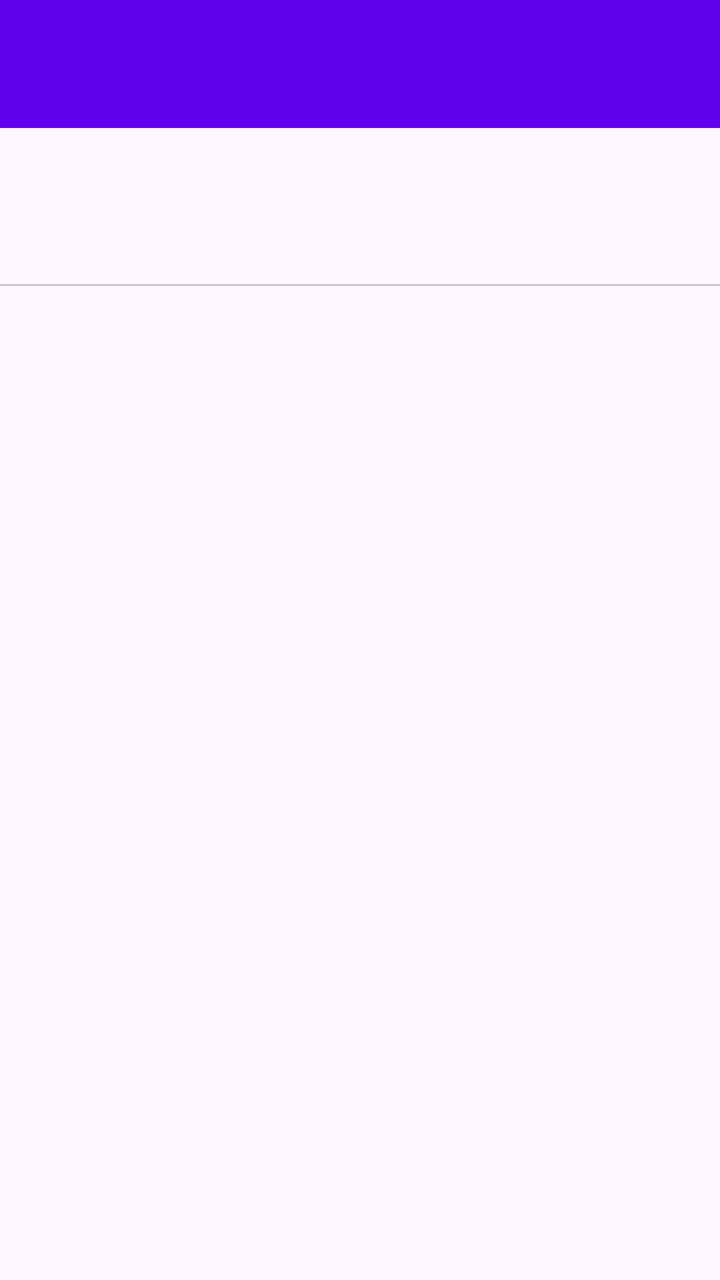
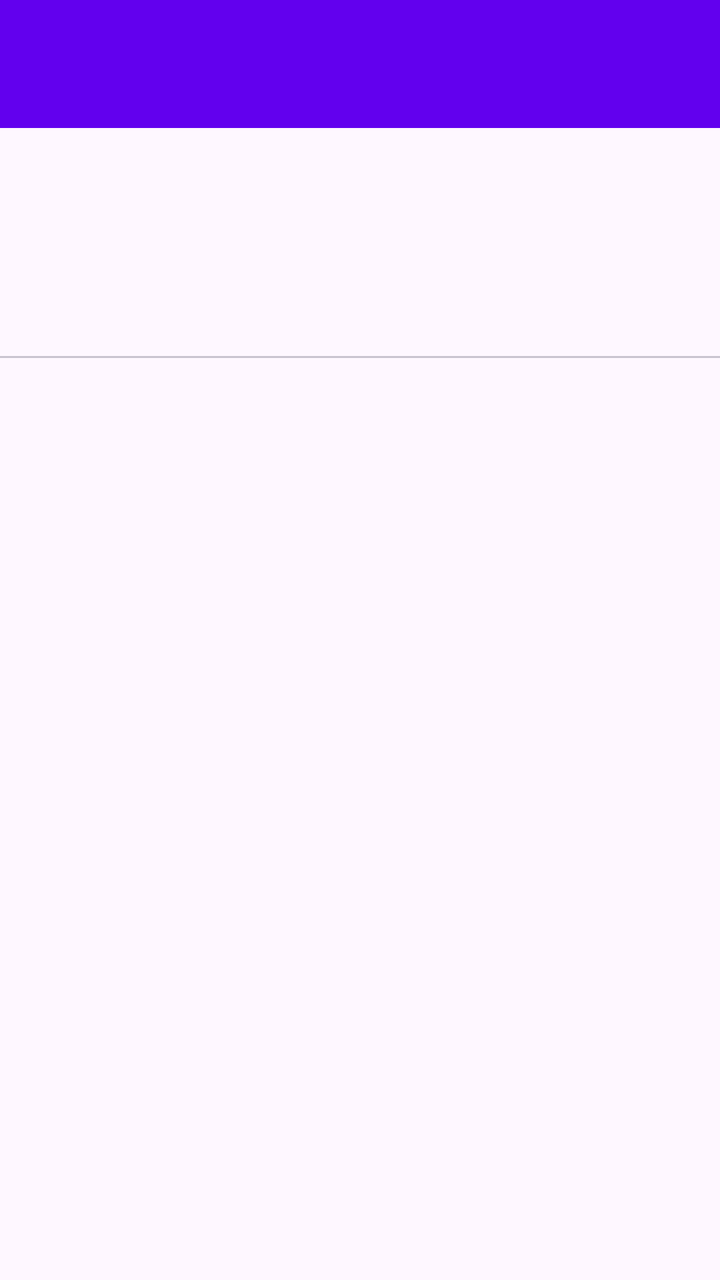

Screens rendered from an Android XML layout before and after an edit, with the pre-edit source and the edit as a unified diff.
<!-- AndroidManifest.xml: application theme Theme.RFIDAndroid -->
<!-- res/layout/activity_main.xml -->
<LinearLayout xmlns:android="http://schemas.android.com/apk/res/android"
    android:orientation="vertical"
    android:layout_width="match_parent"
    android:layout_height="match_parent">

    <androidx.appcompat.widget.Toolbar
        android:id="@+id/toolbar"
        android:layout_width="match_parent"
        android:layout_height="wrap_content"
        android:background="?attr/colorPrimary"
        android:theme="@style/ThemeOverlay.AppCompat.Dark.ActionBar"/>

    
    <TextView
        android:id="@+id/txtSincronizacao"
        android:layout_width="match_parent"
        android:layout_height="wrap_content"
        android:background="#FFF3E0"
        android:padding="8dp"
        android:textColor="#E65100"
        android:textStyle="bold"
        android:visibility="gone"/>

    
    <TextView
        android:id="@+id/txtContadores"
        android:layout_width="match_parent"
        android:layout_height="wrap_content"
        android:gravity="center"
        android:paddingTop="6dp"
        android:paddingBottom="6dp"
        android:textStyle="bold"/>

    <com.google.android.material.tabs.TabLayout
        android:id="@+id/tabs"
        android:layout_width="match_parent"
        android:layout_height="wrap_content"/>

    <androidx.viewpager2.widget.ViewPager2
        android:id="@+id/pager"
        android:layout_width="match_parent"
        android:layout_height="match_parent"/>

</LinearLayout>
<!-- resources referenced by this layout -->
<resources>
  <style name="Theme.RFIDAndroid" parent="Theme.Material3.DayNight.NoActionBar">
  
      
          <item name="colorPrimary">@color/purple_500</item>
          <item name="colorPrimaryVariant">@color/purple_700</item>
          <item name="colorOnPrimary">@color/white</item>
          
          <item name="colorSecondary">@color/teal_200</item>
          <item name="colorSecondaryVariant">@color/teal_700</item>
          <item name="colorOnSecondary">@color/black</item>
          
          <item name="android:statusBarColor">?attr/colorPrimaryVariant</item>
          
      </style>
  <color name="purple_500">#FF6200EE</color>
  <color name="purple_700">#FF3700B3</color>
  <color name="white">#FFFFFFFF</color>
  <color name="teal_200">#FF03DAC5</color>
  <color name="teal_700">#FF018786</color>
  <color name="black">#FF000000</color>
</resources>

<!-- the commit's change to res/layout/activity_main.xml (unified diff, before → after) -->
@@ -9,6 +9,8 @@
         android:layout_height="wrap_content"
         android:background="?attr/colorPrimary"
         android:theme="@style/ThemeOverlay.AppCompat.Dark.ActionBar"/>
+
+    <include layout="@layout/include_estado_leitor"/>
 
     
     <TextView
@@ -42,3 +44,30 @@
         android:layout_height="match_parent"/>
 
 </LinearLayout>
+<!-- res/layout/include_estado_leitor.xml (included above) -->
+<?xml version="1.0" encoding="utf-8"?>
+<LinearLayout xmlns:android="http://schemas.android.com/apk/res/android"
+    android:id="@+id/painelEstadoLeitor"
+    android:orientation="horizontal"
+    android:gravity="center_vertical"
+    android:paddingStart="8dp"
+    android:paddingEnd="8dp"
+    android:minHeight="36dp"
+    android:layout_width="match_parent"
+    android:layout_height="wrap_content">
+
+    <TextView
+        android:id="@+id/txtEstadoLeitor"
+        android:textStyle="bold"
+        android:layout_width="0dp"
+        android:layout_weight="1"
+        android:layout_height="wrap_content"/>
+
+    <Button
+        android:id="@+id/btnReconectarLeitor"
+        style="?android:attr/borderlessButtonStyle"
+        android:text="Reconectar"
+        android:visibility="gone"
+        android:layout_width="wrap_content"
+        android:layout_height="wrap_content"/>
+</LinearLayout>
